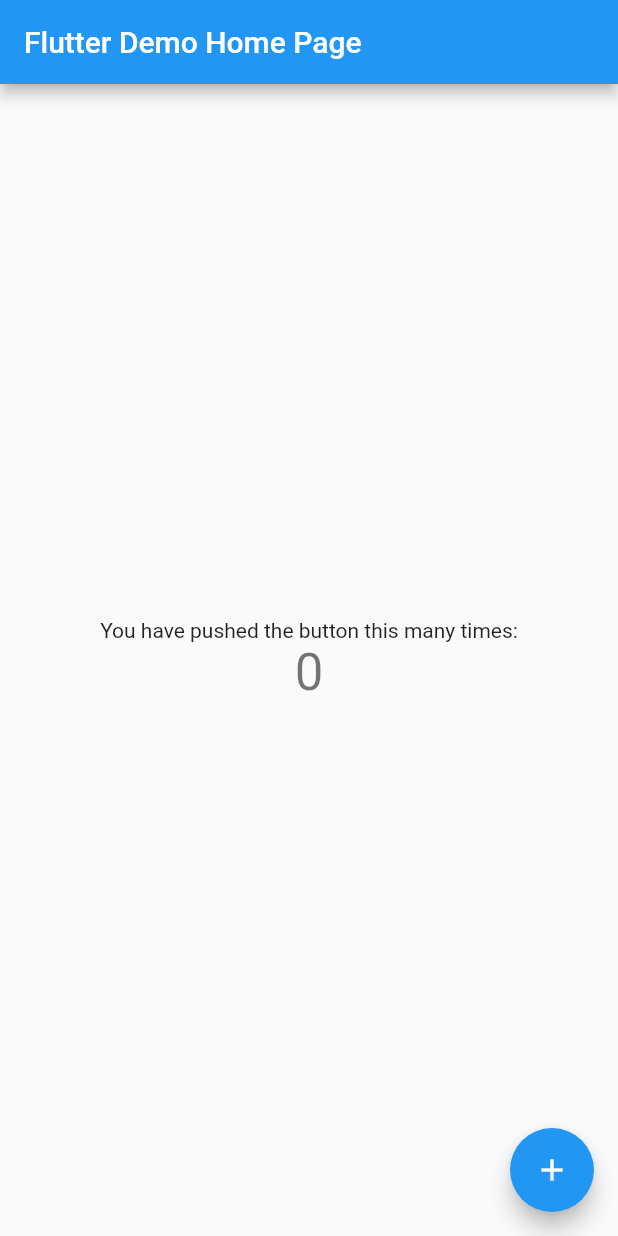
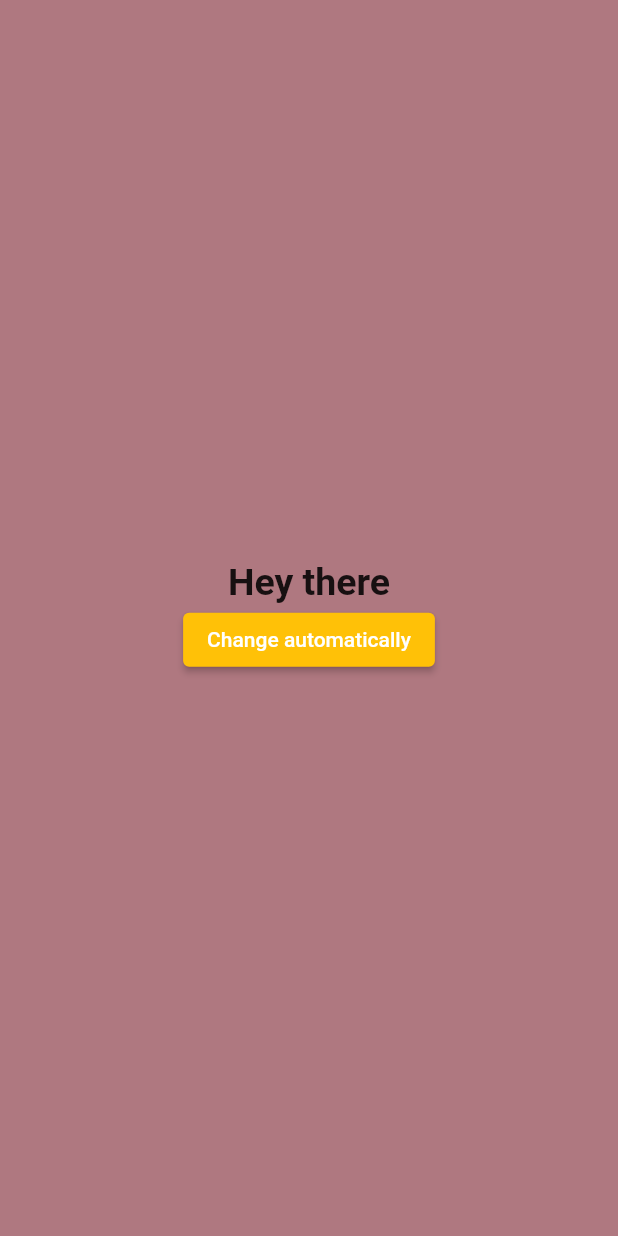
Before and after one commit to OlyaKovalchuk/generate_random_color, a Flutter app: the screen it shows after launch, on a phone screen of 412 x 824 dp. Run offline on Flutter 3.47's test engine with Material 2 defaults, Android fonts, the phone set to English and light mode, and no system bars; our stand-ins replace equatable, flutter_bloc.

Commit message:
initial commit

```diff
--- a/analysis_options.yaml
+++ b/analysis_options.yaml
@@ -7,7 +7,10 @@
 
 # The following line activates a set of recommended lints for Flutter apps,
 # packages, and plugins designed to encourage good coding practices.
-include: package:flutter_lints/flutter.yaml
+
+#include: package:flutter_lints/flutter.yaml
+include: package:solid_lints/analysis_options.yaml
+
 
 linter:
   # The lint rules applied to this project can be customized in the
@@ -22,6 +25,7 @@ linter:
   # `// ignore_for_file: name_of_lint` syntax on the line or in the file
   # producing the lint.
   rules:
+    include: package:solid_lints/analysis_options_test.yaml
     # avoid_print: false  # Uncomment to disable the `avoid_print` rule
     # prefer_single_quotes: true  # Uncomment to enable the `prefer_single_quotes` rule
 
--- /dev/null
+++ b/lib/bloc/color_bloc.dart
@@ -0,0 +1,22 @@
+import 'dart:async';
+import 'dart:math';
+import 'dart:ui';
+
+import 'package:flutter_bloc/flutter_bloc.dart';
+import 'package:test_task/bloc/color_event.dart';
+import 'package:test_task/bloc/color_state.dart';
+
+class ColorBloc extends Bloc<ColorEvent, ColorState> {
+  bool isAuto = true;
+
+  ColorBloc() : super(InitState()) {
+    on<TapEvent>((event, emit) => _randomColor(emit));
+    on<AutoChangeColorEvent>((event, emit) => _randomColor(emit));
+  }
+
+  Future<void> _randomColor(Emitter<ColorState> emit) async {
+    emit(InitState());
+    Color _color = Color(Random().nextInt(0xffffffff));
+    emit(ReadyState(_color));
+  }
+}
--- /dev/null
+++ b/lib/bloc/color_event.dart
@@ -0,0 +1,10 @@
+import 'package:equatable/equatable.dart';
+
+class ColorEvent extends Equatable {
+  @override
+  List<Object?> get props => [];
+}
+
+class TapEvent extends ColorEvent {}
+
+class AutoChangeColorEvent extends ColorEvent {}
--- /dev/null
+++ b/lib/bloc/color_state.dart
@@ -0,0 +1,16 @@
+import 'dart:ui';
+
+import 'package:equatable/equatable.dart';
+
+class ColorState extends Equatable {
+  @override
+  List<Object?> get props => [];
+}
+
+class InitState extends ColorState {}
+
+class ReadyState extends ColorState {
+  final Color color;
+
+  ReadyState(this.color);
+}
--- /dev/null
+++ b/lib/button_auto_change.dart
@@ -0,0 +1,34 @@
+import 'dart:async';
+import 'package:flutter/material.dart';
+import 'bloc/color_bloc.dart';
+import 'bloc/color_event.dart';
+
+class ButtonAutoChange extends StatelessWidget {
+  final ColorBloc colorBloc;
+
+  ButtonAutoChange({Key? key, required this.colorBloc}) : super(key: key);
+
+  @override
+  Widget build(BuildContext context) {
+    return ElevatedButton(
+        style: ElevatedButton.styleFrom(primary: Colors.amber),
+        onPressed: () {
+          colorBloc.isAuto = !colorBloc.isAuto;
+          if (!colorBloc.isAuto) {
+            _timerForChangeColor();
+          }
+        },
+        child: Text(
+            colorBloc.isAuto ? 'Change automatically' : 'Change manually'));
+  }
+
+  Timer _timerForChangeColor() {
+    return Timer.periodic(const Duration(seconds: 2), (timer) {
+      colorBloc.add(AutoChangeColorEvent());
+      if (colorBloc.isAuto) {
+        print('timer cancel');
+        timer.cancel();
+      }
+    });
+  }
+}
--- /dev/null
+++ b/lib/home_screen.dart
@@ -0,0 +1,47 @@
+import 'package:flutter/material.dart';
+import 'package:flutter_bloc/flutter_bloc.dart';
+import 'package:test_task/bloc/color_bloc.dart';
+import 'package:test_task/bloc/color_event.dart';
+import 'package:test_task/bloc/color_state.dart';
+import 'package:test_task/button_auto_change.dart';
+
+class HomeScreen extends StatelessWidget {
+  final ColorBloc _colorBloc = ColorBloc();
+
+  HomeScreen({Key? key}) : super(key: key);
+
+  @override
+  Widget build(BuildContext context) {
+    return Scaffold(
+        body: GestureDetector(
+      onTap: () {
+        if (_colorBloc.isAuto) {
+          _colorBloc.add(TapEvent());
+        }
+      },
+      child: BlocBuilder(
+          bloc: _colorBloc..add(TapEvent()),
+          builder: (context, state) {
+            return Container(
+              width: double.infinity,
+              height: double.infinity,
+              color: state is ReadyState ? state.color : Colors.white,
+              child: Padding(
+                padding: const EdgeInsets.symmetric(vertical: 20),
+                child: Column(
+                  mainAxisAlignment: MainAxisAlignment.center,
+                  children: [
+                    const Text(
+                      'Hey there',
+                      style:
+                          TextStyle(fontSize: 25, fontWeight: FontWeight.bold),
+                    ),
+                    ButtonAutoChange(colorBloc: _colorBloc),
+                  ],
+                ),
+              ),
+            );
+          }),
+    ));
+  }
+}
--- a/lib/main.dart
+++ b/lib/main.dart
@@ -1,115 +1,8 @@
 import 'package:flutter/material.dart';
+import 'package:test_task/home_screen.dart';
 
 void main() {
-  runApp(const MyApp());
+  runApp(MaterialApp(
+    home: HomeScreen(),
+  ));
 }
-
-class MyApp extends StatelessWidget {
-  const MyApp({Key? key}) : super(key: key);
-
-  // This widget is the root of your application.
-  @override
-  Widget build(BuildContext context) {
-    return MaterialApp(
-      title: 'Flutter Demo',
-      theme: ThemeData(
-        // This is the theme of your application.
-        //
-        // Try running your application with "flutter run". You'll see the
-        // application has a blue toolbar. Then, without quitting the app, try
-        // changing the primarySwatch below to Colors.green and then invoke
-        // "hot reload" (press "r" in the console where you ran "flutter run",
-        // or simply save your changes to "hot reload" in a Flutter IDE).
-        // Notice that the counter didn't reset back to zero; the application
-        // is not restarted.
-        primarySwatch: Colors.blue,
-      ),
-      home: const MyHomePage(title: 'Flutter Demo Home Page'),
-    );
-  }
-}
-
-class MyHomePage extends StatefulWidget {
-  const MyHomePage({Key? key, required this.title}) : super(key: key);
-
-  // This widget is the home page of your application. It is stateful, meaning
-  // that it has a State object (defined below) that contains fields that affect
-  // how it looks.
-
-  // This class is the configuration for the state. It holds the values (in this
-  // case the title) provided by the parent (in this case the App widget) and
-  // used by the build method of the State. Fields in a Widget subclass are
-  // always marked "final".
-
-  final String title;
-
-  @override
-  State<MyHomePage> createState() => _MyHomePageState();
-}
-
-class _MyHomePageState extends State<MyHomePage> {
-  int _counter = 0;
-
-  void _incrementCounter() {
-    setState(() {
-      // This call to setState tells the Flutter framework that something has
-      // changed in this State, which causes it to rerun the build method below
-      // so that the display can reflect the updated values. If we changed
-      // _counter without calling setState(), then the build method would not be
-      // called again, and so nothing would appear to happen.
-      _counter++;
-    });
-  }
-
-  @override
-  Widget build(BuildContext context) {
-    // This method is rerun every time setState is called, for instance as done
-    // by the _incrementCounter method above.
-    //
-    // The Flutter framework has been optimized to make rerunning build methods
-    // fast, so that you can just rebuild anything that needs updating rather
-    // than having to individually change instances of widgets.
-    return Scaffold(
-      appBar: AppBar(
-        // Here we take the value from the MyHomePage object that was created by
-        // the App.build method, and use it to set our appbar title.
-        title: Text(widget.title),
-      ),
-      body: Center(
-        // Center is a layout widget. It takes a single child and positions it
-        // in the middle of the parent.
-        child: Column(
-          // Column is also a layout widget. It takes a list of children and
-          // arranges them vertically. By default, it sizes itself to fit its
-          // children horizontally, and tries to be as tall as its parent.
-          //
-          // Invoke "debug painting" (press "p" in the console, choose the
-          // "Toggle Debug Paint" action from the Flutter Inspector in Android
-          // Studio, or the "Toggle Debug Paint" command in Visual Studio Code)
-          // to see the wireframe for each widget.
-          //
-          // Column has various properties to control how it sizes itself and
-          // how it positions its children. Here we use mainAxisAlignment to
-          // center the children vertically; the main axis here is the vertical
-          // axis because Columns are vertical (the cross axis would be
-          // horizontal).
-          mainAxisAlignment: MainAxisAlignment.center,
-          children: <Widget>[
-            const Text(
-              'You have pushed the button this many times:',
-            ),
-            Text(
-              '$_counter',
-              style: Theme.of(context).textTheme.headline4,
-            ),
-          ],
-        ),
-      ),
-      floatingActionButton: FloatingActionButton(
-        onPressed: _incrementCounter,
-        tooltip: 'Increment',
-        child: const Icon(Icons.add),
-      ), // This trailing comma makes auto-formatting nicer for build methods.
-    );
-  }
-}
--- a/pubspec.yaml
+++ b/pubspec.yaml
@@ -34,6 +34,9 @@ dependencies:
   # The following adds the Cupertino Icons font to your application.
   # Use with the CupertinoIcons class for iOS style icons.
   cupertino_icons: ^1.0.2
+  solid_lints: ^0.0.10
+  flutter_bloc: ^8.0.1
+  equatable: ^2.0.3
 
 dev_dependencies:
   flutter_test:
@@ -45,7 +48,7 @@ dev_dependencies:
   # package. See that file for information about deactivating specific lint
   # rules and activating additional ones.
   flutter_lints: ^1.0.0
-
+solid_lints: ^0.0.10
 # For information on the generic Dart part of this file, see the
 # following page: https://dart.dev/tools/pub/pubspec
 
```
Also changed, not shown: pubspec.lock, 2 other files.
